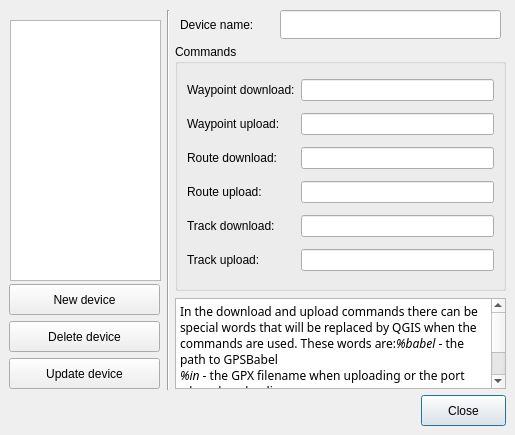
First picture: the form in plugins/gps_importer/qgsgpsdevicedialogbase.ui, repository qgis/QGIS, before the edit.
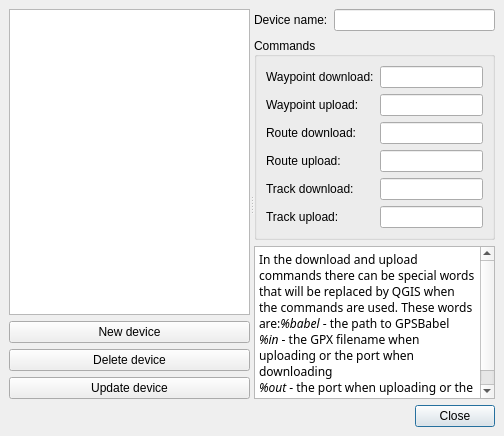
Second picture: the form after the edit.

Commit message:
Final changes to get plugin to work under Qt4.
Now needs testing by someone who has a GPS...

Diff of the .ui file:
```diff
--- a/plugins/gps_importer/qgsgpsdevicedialogbase.ui
+++ b/plugins/gps_importer/qgsgpsdevicedialogbase.ui
@@ -8,8 +8,8 @@
    <rect>
     <x>0</x>
     <y>0</y>
-    <width>515</width>
-    <height>435</height>
+    <width>504</width>
+    <height>436</height>
    </rect>
   </property>
   <property name="sizePolicy" >
@@ -26,105 +26,141 @@
   <property name="modal" >
    <bool>true</bool>
   </property>
-  <widget class="QTextEdit" name="textEdit" >
-   <property name="geometry" >
-    <rect>
-     <x>175</x>
-     <y>298</y>
-     <width>331</width>
-     <height>91</height>
-    </rect>
+  <layout class="QVBoxLayout" >
+   <property name="margin" >
+    <number>9</number>
    </property>
-   <property name="html" >
-    <string>&lt;html>&lt;head>&lt;meta name="qrichtext" content="1" />&lt;/head>&lt;body style=" white-space: pre-wrap; font-family:Sans Serif; font-size:9pt; font-weight:400; font-style:normal; text-decoration:none;">&lt;p style=" margin-top:12px; margin-bottom:12px; margin-left:0px; margin-right:0px; -qt-block-indent:0; text-indent:0px;">In the download and upload commands there can be special words that will be replaced by QGIS when the commands are used. These words are:&lt;span style=" font-style:italic;">%babel&lt;/span> - the path to GPSBabel&lt;br />&lt;span style=" font-style:italic;">%in&lt;/span> - the GPX filename when uploading or the port when downloading&lt;br />&lt;span style=" font-style:italic;">%out&lt;/span> - the port when uploading or the GPX filename when downloading&lt;/p>&lt;/body>&lt;/html></string>
+   <property name="spacing" >
+    <number>6</number>
    </property>
-  </widget>
-  <widget class="Line" name="line2" >
-   <property name="geometry" >
-    <rect>
-     <x>160</x>
-     <y>10</y>
-     <width>16</width>
-     <height>380</height>
-    </rect>
-   </property>
-   <property name="frameShape" >
-    <enum>QFrame::VLine</enum>
-   </property>
-   <property name="frameShadow" >
-    <enum>QFrame::Sunken</enum>
-   </property>
+   <item>
+    <widget class="QSplitter" name="splitter" >
    <property name="orientation" >
-    <enum>Qt::Vertical</enum>
-   </property>
-  </widget>
-  <widget class="QPushButton" name="pbnUpdateDevice" >
-   <property name="geometry" >
-    <rect>
-     <x>9</x>
-     <y>358</y>
-     <width>151</width>
-     <height>31</height>
-    </rect>
-   </property>
-   <property name="text" >
-    <string>Update device</string>
-   </property>
-  </widget>
-  <widget class="QPushButton" name="pbnDeleteDevice" >
-   <property name="geometry" >
-    <rect>
-     <x>9</x>
-     <y>321</y>
-     <width>151</width>
-     <height>31</height>
-    </rect>
-   </property>
-   <property name="text" >
-    <string>Delete device</string>
-   </property>
-  </widget>
+      <enum>Qt::Horizontal</enum>
+     </property>
+     <widget class="QWidget" name="layoutWidget_2" >
+      <layout class="QVBoxLayout" >
+       <property name="margin" >
+        <number>0</number>
+       </property>
+       <property name="spacing" >
+        <number>6</number>
+       </property>
+       <item>
+        <widget class="QListWidget" name="lbDeviceList" >
+         <property name="sizePolicy" >
+          <sizepolicy>
+           <hsizetype>5</hsizetype>
+           <vsizetype>5</vsizetype>
+           <horstretch>0</horstretch>
+           <verstretch>0</verstretch>
+          </sizepolicy>
+         </property>
+        </widget>
+       </item>
+       <item>
   <widget class="QPushButton" name="pbnNewDevice" >
-   <property name="geometry" >
-    <rect>
-     <x>9</x>
-     <y>284</y>
-     <width>151</width>
-     <height>31</height>
-    </rect>
+         <property name="sizePolicy" >
+          <sizepolicy>
+           <hsizetype>1</hsizetype>
+           <vsizetype>0</vsizetype>
+           <horstretch>0</horstretch>
+           <verstretch>0</verstretch>
+          </sizepolicy>
    </property>
    <property name="text" >
     <string>New device</string>
    </property>
   </widget>
-  <widget class="QPushButton" name="pbnClose" >
-   <property name="geometry" >
-    <rect>
-     <x>421</x>
-     <y>395</y>
-     <width>85</width>
-     <height>31</height>
-    </rect>
+       </item>
+       <item>
+        <widget class="QPushButton" name="pbnDeleteDevice" >
+         <property name="sizePolicy" >
+          <sizepolicy>
+           <hsizetype>1</hsizetype>
+           <vsizetype>0</vsizetype>
+           <horstretch>0</horstretch>
+           <verstretch>0</verstretch>
+          </sizepolicy>
    </property>
    <property name="text" >
-    <string>Close</string>
-   </property>
-   <property name="default" >
-    <bool>true</bool>
-   </property>
-  </widget>
+          <string>Delete device</string>
+         </property>
+        </widget>
+       </item>
+       <item>
+        <widget class="QPushButton" name="pbnUpdateDevice" >
+         <property name="sizePolicy" >
+          <sizepolicy>
+           <hsizetype>1</hsizetype>
+           <vsizetype>0</vsizetype>
+           <horstretch>0</horstretch>
+           <verstretch>0</verstretch>
+          </sizepolicy>
+         </property>
+         <property name="text" >
+          <string>Update device</string>
+         </property>
+        </widget>
+       </item>
+      </layout>
+     </widget>
+     <widget class="QWidget" name="layoutWidget_3" >
+      <layout class="QVBoxLayout" >
+       <property name="margin" >
+        <number>0</number>
+       </property>
+       <property name="spacing" >
+        <number>6</number>
+       </property>
+       <item>
+        <layout class="QHBoxLayout" >
+         <property name="margin" >
+          <number>0</number>
+         </property>
+         <property name="spacing" >
+          <number>6</number>
+         </property>
+         <item>
+          <widget class="QLabel" name="textLabel3" >
+           <property name="sizePolicy" >
+            <sizepolicy>
+             <hsizetype>1</hsizetype>
+             <vsizetype>5</vsizetype>
+             <horstretch>0</horstretch>
+             <verstretch>0</verstretch>
+            </sizepolicy>
+           </property>
+           <property name="text" >
+            <string>Device name:</string>
+           </property>
+          </widget>
+         </item>
+         <item>
+          <widget class="QLineEdit" name="leDeviceName" >
+           <property name="sizePolicy" >
+            <sizepolicy>
+             <hsizetype>7</hsizetype>
+             <vsizetype>0</vsizetype>
+             <horstretch>2</horstretch>
+             <verstretch>0</verstretch>
+            </sizepolicy>
+           </property>
+           <property name="toolTip" >
+            <string>This is the name of the device as it will appear in the lists</string>
+           </property>
+          </widget>
+         </item>
+        </layout>
+       </item>
+       <item>
   <widget class="QGroupBox" name="groupBox" >
-   <property name="geometry" >
-    <rect>
-     <x>175</x>
-     <y>44</y>
-     <width>331</width>
-     <height>247</height>
-    </rect>
-   </property>
    <property name="title" >
     <string>Commands</string>
    </property>
+         <property name="alignment" >
+          <set>Qt::AlignLeading|Qt::AlignLeft|Qt::AlignVCenter</set>
+         </property>
    <layout class="QGridLayout" >
     <property name="margin" >
      <number>9</number>
@@ -132,27 +168,6 @@
     <property name="spacing" >
      <number>6</number>
     </property>
-    <item row="5" column="1" >
-     <widget class="QLineEdit" name="leTrkUp" >
-      <property name="toolTip" >
-       <string>The command that is used to upload tracks to the device</string>
-      </property>
-     </widget>
-    </item>
-    <item row="5" column="0" >
-     <widget class="QLabel" name="textLabel1_2_5_2" >
-      <property name="text" >
-       <string>Track upload:</string>
-      </property>
-     </widget>
-    </item>
-    <item row="4" column="1" >
-     <widget class="QLineEdit" name="leTrkDown" >
-      <property name="toolTip" >
-       <string>The command that is used to download tracks from the device</string>
-      </property>
-     </widget>
-    </item>
     <item row="4" column="0" >
      <widget class="QLabel" name="textLabel1_2_5" >
       <property name="text" >
@@ -160,13 +175,6 @@
       </property>
      </widget>
     </item>
-    <item row="3" column="1" >
-     <widget class="QLineEdit" name="leRteUp" >
-      <property name="toolTip" >
-       <string>The command that is used to upload routes to the device</string>
-      </property>
-     </widget>
-    </item>
     <item row="3" column="0" >
      <widget class="QLabel" name="textLabel1_2_4" >
       <property name="text" >
@@ -174,10 +182,10 @@
       </property>
      </widget>
     </item>
-    <item row="1" column="0" >
-     <widget class="QLabel" name="textLabel1_2_2" >
+          <item row="0" column="0" >
+           <widget class="QLabel" name="textLabel1_2" >
       <property name="text" >
-       <string>Waypoint upload:</string>
+             <string>Waypoint download:</string>
       </property>
      </widget>
     </item>
@@ -188,6 +196,13 @@
       </property>
      </widget>
     </item>
+          <item row="2" column="0" >
+           <widget class="QLabel" name="textLabel1_2_3" >
+            <property name="text" >
+             <string>Route download:</string>
+            </property>
+           </widget>
+          </item>
     <item row="1" column="1" >
      <widget class="QLineEdit" name="leWptUp" >
       <property name="toolTip" >
@@ -195,6 +210,27 @@
       </property>
      </widget>
     </item>
+          <item row="5" column="0" >
+           <widget class="QLabel" name="textLabel1_2_5_2" >
+            <property name="text" >
+             <string>Track upload:</string>
+            </property>
+           </widget>
+          </item>
+          <item row="4" column="1" >
+           <widget class="QLineEdit" name="leTrkDown" >
+            <property name="toolTip" >
+             <string>The command that is used to download tracks from the device</string>
+            </property>
+           </widget>
+          </item>
+          <item row="3" column="1" >
+           <widget class="QLineEdit" name="leRteUp" >
+            <property name="toolTip" >
+             <string>The command that is used to upload routes to the device</string>
+            </property>
+           </widget>
+          </item>
     <item row="0" column="1" >
      <widget class="QLineEdit" name="leWptDown" >
       <property name="toolTip" >
@@ -202,74 +238,76 @@
       </property>
      </widget>
     </item>
-    <item row="2" column="0" >
-     <widget class="QLabel" name="textLabel1_2_3" >
-      <property name="text" >
-       <string>Route download:</string>
+          <item row="5" column="1" >
+           <widget class="QLineEdit" name="leTrkUp" >
+            <property name="toolTip" >
+             <string>The command that is used to upload tracks to the device</string>
       </property>
      </widget>
     </item>
-    <item row="0" column="0" >
-     <widget class="QLabel" name="textLabel1_2" >
+          <item row="1" column="0" >
+           <widget class="QLabel" name="textLabel1_2_2" >
       <property name="text" >
-       <string>Waypoint download:</string>
+             <string>Waypoint upload:</string>
       </property>
      </widget>
     </item>
    </layout>
   </widget>
-  <widget class="QLabel" name="textLabel3" >
-   <property name="geometry" >
-    <rect>
-     <x>180</x>
-     <y>10</y>
-     <width>80</width>
-     <height>29</height>
-    </rect>
-   </property>
+       </item>
+       <item>
+        <widget class="QTextEdit" name="textEdit" >
    <property name="sizePolicy" >
     <sizepolicy>
-     <hsizetype>1</hsizetype>
+           <hsizetype>5</hsizetype>
      <vsizetype>5</vsizetype>
      <horstretch>0</horstretch>
      <verstretch>0</verstretch>
     </sizepolicy>
    </property>
+         <property name="html" >
+          <string>&lt;html>&lt;head>&lt;meta name="qrichtext" content="1" />&lt;/head>&lt;body style=" white-space: pre-wrap; font-family:Sans Serif; font-size:9pt; font-weight:400; font-style:normal; text-decoration:none;">&lt;p style=" margin-top:12px; margin-bottom:12px; margin-left:0px; margin-right:0px; -qt-block-indent:0; text-indent:0px;">In the download and upload commands there can be special words that will be replaced by QGIS when the commands are used. These words are:&lt;span style=" font-style:italic;">%babel&lt;/span> - the path to GPSBabel&lt;br />&lt;span style=" font-style:italic;">%in&lt;/span> - the GPX filename when uploading or the port when downloading&lt;br />&lt;span style=" font-style:italic;">%out&lt;/span> - the port when uploading or the GPX filename when downloading&lt;/p>&lt;/body>&lt;/html></string>
+         </property>
+        </widget>
+       </item>
+      </layout>
+     </widget>
+    </widget>
+   </item>
+   <item>
+    <layout class="QHBoxLayout" >
+     <property name="margin" >
+      <number>0</number>
+     </property>
+     <property name="spacing" >
+      <number>6</number>
+     </property>
+     <item>
+      <spacer>
+       <property name="orientation" >
+        <enum>Qt::Horizontal</enum>
+       </property>
+       <property name="sizeHint" >
+        <size>
+         <width>381</width>
+         <height>21</height>
+        </size>
+       </property>
+      </spacer>
+     </item>
+     <item>
+      <widget class="QPushButton" name="pbnClose" >
    <property name="text" >
-    <string>Device name:</string>
-   </property>
-  </widget>
-  <widget class="QLineEdit" name="leDeviceName" >
-   <property name="geometry" >
-    <rect>
-     <x>280</x>
-     <y>10</y>
-     <width>221</width>
-     <height>29</height>
-    </rect>
-   </property>
-   <property name="sizePolicy" >
-    <sizepolicy>
-     <hsizetype>7</hsizetype>
-     <vsizetype>0</vsizetype>
-     <horstretch>2</horstretch>
-     <verstretch>0</verstretch>
-    </sizepolicy>
-   </property>
-   <property name="toolTip" >
-    <string>This is the name of the device as it will appear in the lists</string>
-   </property>
-  </widget>
-  <widget class="QListWidget" name="lbDeviceList" >
-   <property name="geometry" >
-    <rect>
-     <x>10</x>
-     <y>20</y>
-     <width>151</width>
-     <height>261</height>
-    </rect>
-   </property>
-  </widget>
+        <string>Close</string>
+       </property>
+       <property name="default" >
+        <bool>true</bool>
+       </property>
+      </widget>
+     </item>
+    </layout>
+   </item>
+  </layout>
  </widget>
  <layoutdefault spacing="6" margin="11" />
  <pixmapfunction>qPixmapFromMimeSource</pixmapfunction>
```
Lines whose indentation alone changed are shown as unchanged. The commit also changes 1 other file.
